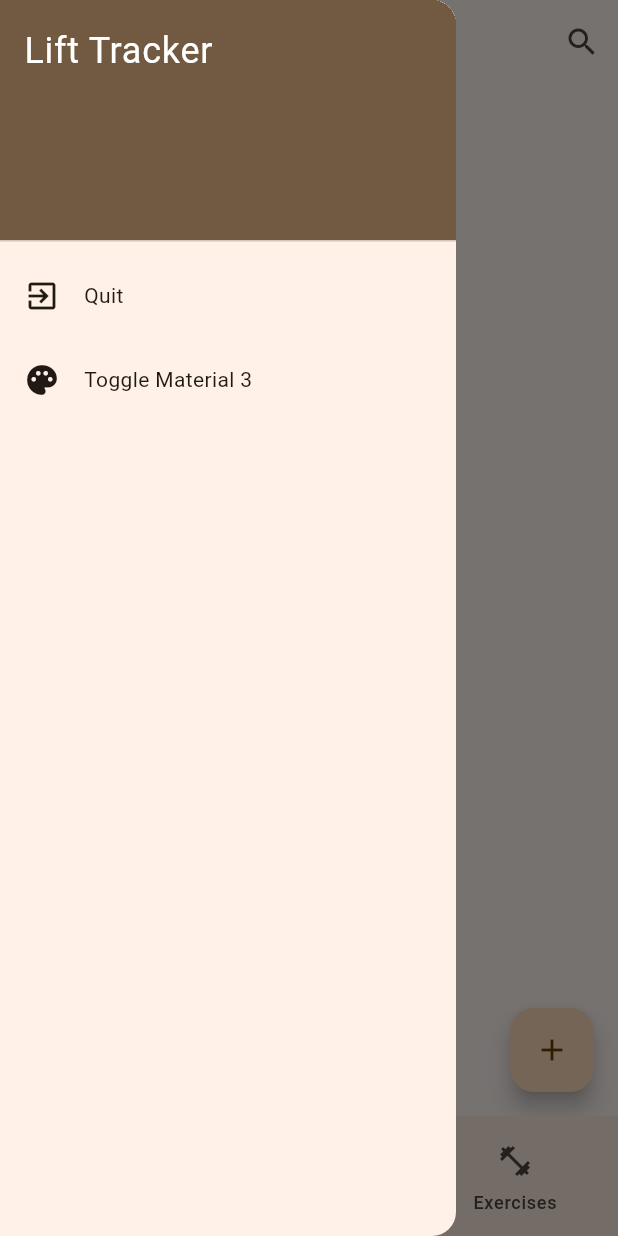
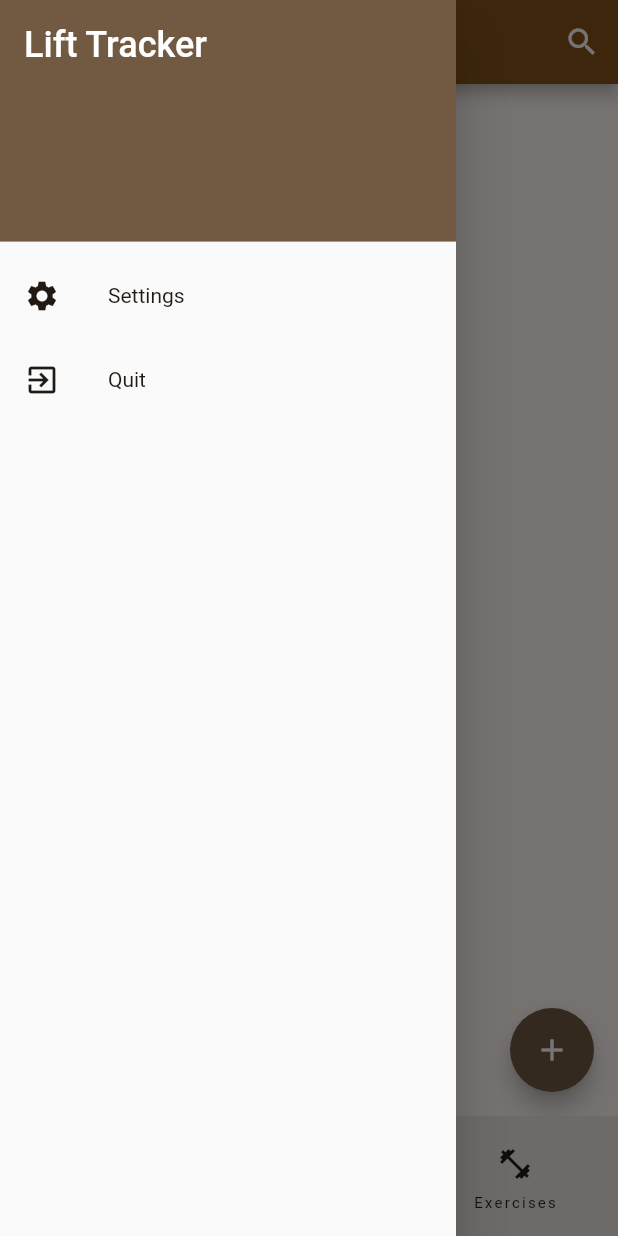
Before and after one commit to PeppeOsmio/lift_tracker, a Flutter app: the screen it shows after launch, with the side drawer open, on a phone screen of 412 x 824 dp. Run offline on Flutter 3.47's test engine with Material 2 defaults, Android fonts, the phone set to English and light mode, and no system bars; drawn by our look-alikes of dynamic_color; our stand-ins replace file_picker, fl_chart, flutter_colorpicker, flutter_riverpod, fluttericon, fluttertoast and 4 more; missing offline and left inert: curved_animation_controller, restart_app; accounts and stored records are empty; project files that could hold a hidden picture were left out.

Commit message:
added ui theming settings

```diff
--- a/lib/android_ui/app/app.dart
+++ b/lib/android_ui/app/app.dart
@@ -45,13 +45,7 @@ class _AppState extends ConsumerState<App> {
       },
       child: Scaffold(
           key: mainScaffoldKey,
-          drawer: CustomDrawer(toggleMaterialCallback: () {
-            UIUtilities.useMaterial3 = !UIUtilities.useMaterial3;
-            Navigator.pushReplacement(context,
-                MaterialPageRoute(builder: (context) {
-              return Loading();
-            }));
-          }),
+          drawer: CustomDrawer(),
           body: Stack(
               children: pages.asMap().entries.map((mapEntry) {
             int index = mapEntry.key;
@@ -60,7 +54,7 @@ class _AppState extends ConsumerState<App> {
           }).toList()),
           bottomNavigationBar: BottomNavBar(
             index: pageIndex,
-            useMaterial3: widget.useMaterial3,
+            useMaterial3: UIUtilities.useMaterial3,
             navigationItems: [
               NavigationItem(
                   icon: Icon(Icons.timer),
--- a/lib/android_ui/loading.dart
+++ b/lib/android_ui/loading.dart
@@ -1,8 +1,12 @@
+import 'dart:developer';
+
 import 'package:dynamic_color/dynamic_color.dart';
+import 'package:flutter/foundation.dart';
 import 'package:flutter/material.dart';
 import 'package:flutter_localizations/flutter_localizations.dart';
 import 'package:flutter_riverpod/flutter_riverpod.dart';
 import 'package:lift_tracker/android_ui/app/app.dart';
+import 'package:lift_tracker/android_ui/settings/settings.dart';
 import 'package:lift_tracker/android_ui/uiutilities.dart';
 import 'package:lift_tracker/localizations.dart';
 
@@ -14,7 +18,10 @@ class Loading extends ConsumerStatefulWidget {
 }
 
 class _LoadingState extends ConsumerState<Loading> {
-  ColorScheme Function()? getColorScheme;
+  bool isThemeReady = false;
+  bool isFirstRun = true;
+  ThemeData? theme;
+  bool didSettingsChange = false;
 
   @override
   void initState() {
@@ -24,27 +31,50 @@ class _LoadingState extends ConsumerState<Loading> {
   @override
   Widget build(BuildContext context) {
     return DynamicColorBuilder(builder: ((lightDynamic, darkDynamic) {
+      Future.delayed(Duration.zero, () async {
+        if (Settings.instance.onSettingsUpdateListener == null) {
+          Settings.instance.onSettingsUpdateListener = (oldSettings) {
+            setState(() {
+              didSettingsChange = true;
+            });
+          };
+        }
+        await Settings.instance.getSettings();
         ColorScheme lightColorScheme;
         ColorScheme darkColorScheme;
 
-      if (lightDynamic != null && darkDynamic != null) {
+        if (lightDynamic != null &&
+            darkDynamic != null &&
+            Settings.instance.sharedPreferences!.getBool('useSystemPalette') !=
+                null &&
+            Settings.instance.sharedPreferences!.getBool('useSystemPalette')!) {
           lightColorScheme = lightDynamic.harmonized().copyWith();
           darkColorScheme = darkDynamic.harmonized().copyWith();
-      } else {
+        } else if (Settings.instance.sharedPreferences!.getInt('mainColor') ==
+            null) {
           lightColorScheme = ColorScheme.fromSeed(
               seedColor: Colors.orange, brightness: Brightness.light);
           darkColorScheme = ColorScheme.fromSeed(
               seedColor: Colors.orange, brightness: Brightness.dark);
+        } else {
+          lightColorScheme = ColorScheme.fromSeed(
+              seedColor: Color(
+                  Settings.instance.sharedPreferences!.getInt('mainColor')!),
+              brightness: Brightness.light);
+          darkColorScheme = ColorScheme.fromSeed(
+              seedColor: Color(
+                  Settings.instance.sharedPreferences!.getInt('mainColor')!),
+              brightness: Brightness.dark);
         }
-      bool useMaterial3 = lightDynamic != null && darkDynamic != null;
         lightColorScheme = lightColorScheme;
         ColorScheme colorScheme =
             (MediaQuery.of(context).platformBrightness == Brightness.dark
                 ? darkColorScheme
                 : lightColorScheme);
 
-      ThemeData theme = ThemeData(
-        useMaterial3: UIUtilities.useMaterial3,
+        theme = ThemeData(
+          useMaterial3:
+              Settings.instance.sharedPreferences!.getBool('useMaterial3'),
           colorScheme: colorScheme,
           scaffoldBackgroundColor: colorScheme.background,
           dialogBackgroundColor: colorScheme.surface,
@@ -53,8 +83,22 @@ class _LoadingState extends ConsumerState<Loading> {
               .popupMenuTheme
               .copyWith(color: colorScheme.surfaceVariant),
         );
+        if (isFirstRun || didSettingsChange) {
+          setState(() {
+            isThemeReady = true;
+            isFirstRun = false;
+            didSettingsChange = false;
+          });
+        }
+      });
 
-      return MaterialApp(
+      return !isThemeReady
+          ? SizedBox()
+          : AnimatedTheme(
+              data: theme!,
+              curve: Curves.decelerate,
+              duration: Duration(milliseconds: 300),
+              child: MaterialApp(
                 supportedLocales: const [
                   Locale('en', ''),
                   Locale('it', ''),
@@ -79,6 +123,7 @@ class _LoadingState extends ConsumerState<Loading> {
                 theme: theme,
                 home: App(useMaterial3: true),
                 debugShowCheckedModeBanner: false,
+              ),
             );
     }));
   }
--- /dev/null
+++ b/lib/android_ui/settings/settings.dart
@@ -0,0 +1,33 @@
+import 'dart:ui';
+
+import 'package:shared_preferences/shared_preferences.dart';
+
+class Settings {
+  static final instance = Settings._init();
+  Settings._init();
+
+  Function(SharedPreferences? oldSettings)? onSettingsUpdateListener;
+  SharedPreferences? sharedPreferences;
+
+  Future getSettings() async {
+    sharedPreferences = await SharedPreferences.getInstance();
+  }
+
+  Future setBool({required String key, required bool value}) async {
+    SharedPreferences? oldSettings = sharedPreferences;
+    await sharedPreferences!.setBool(key, value);
+    onSettingsUpdateListener?.call(oldSettings);
+  }
+
+  Future setInt({required String key, required int value}) async {
+    SharedPreferences? oldSettings = sharedPreferences;
+    await sharedPreferences!.setInt(key, value);
+    onSettingsUpdateListener?.call(oldSettings);
+  }
+
+  Future setString({required String key, required String value}) async {
+    SharedPreferences? oldSettings = sharedPreferences;
+    await sharedPreferences!.setString(key, value);
+    onSettingsUpdateListener?.call(oldSettings);
+  }
+}
--- a/lib/android_ui/workoutlist/workoutlist.dart
+++ b/lib/android_ui/workoutlist/workoutlist.dart
@@ -35,6 +35,7 @@ class _WorkoutListState extends ConsumerState<WorkoutList> {
   String searchString = '';
   FocusNode searchFocusNode = FocusNode();
   GlobalKey<AnimatedListState> animatedListKey = GlobalKey<AnimatedListState>();
+  bool toggleMenuAnimation = false;
 
   @override
   void initState() {
@@ -79,12 +80,17 @@ class _WorkoutListState extends ConsumerState<WorkoutList> {
                 resetAppBarAndOpenCards();
               });
             } else {
-              mainScaffoldKey.currentState!.openDrawer();
+              if (!isAppBarSelected) {
+                mainScaffoldKey.currentState!.openDrawer();
+              }
+              setState(() {
+                resetAppBarAndOpenCards();
+              });
             }
           },
           icon: CustomAnimatedIcon(
-              animatedIconData: AnimatedIcons.arrow_menu,
-              start: !isSearchBarActivated),
+              animatedIconData: AnimatedIcons.menu_arrow,
+              start: toggleMenuAnimation),
         ),
         actions: [
           AnimatedSize(
@@ -271,6 +277,7 @@ class _WorkoutListState extends ConsumerState<WorkoutList> {
 
   void resetAppBarAndOpenCards() {
     isAppBarSelected = false;
+    toggleMenuAnimation = false;
     isSearchBarActivated = false;
     searchString = '';
     searchController.text = '';
@@ -280,12 +287,14 @@ class _WorkoutListState extends ConsumerState<WorkoutList> {
   void openSearchBar() {
     setState(() {
       isSearchBarActivated = true;
+      toggleMenuAnimation = true;
       searchFocusNode.requestFocus();
     });
   }
 
   void selectWorkout(int index) {
     setState(() {
+      toggleMenuAnimation = true;
       openIndex = index;
       isAppBarSelected = true;
       isSearchBarActivated = false;
--- a/lib/android_ui/workouts/newworkout.dart
+++ b/lib/android_ui/workouts/newworkout.dart
@@ -226,7 +226,7 @@ class _NewWorkoutState extends ConsumerState<NewWorkout> {
           child: ListTile(
               leading: Icon(
                 Icons.add,
-                color: UIUtilities.getPrimaryColor(context),
+                color: Theme.of(context).colorScheme.primary,
               ),
               title: Text(
                 UIUtilities.loadTranslation(context, 'addExercise'),
--- a/pubspec.yaml
+++ b/pubspec.yaml
@@ -48,6 +48,8 @@ dependencies:
   file_picker: ^5.0.1
   restart_app: ^1.1.0+1
   dynamic_color: ^1.5.4
+  flutter_colorpicker: ^1.0.3
+  settings_ui: ^2.0.2
 
 dev_dependencies:
 
```
Also changed, not shown: lib/android_ui/app/customdrawer.dart (+21 -23 lines), lib/android_ui/exercises/exercises.dart (+6 -2 lines), lib/android_ui/history/history.dart (+12 -2 lines), lib/android_ui/settings/settingspage.dart (added, +128 -0 lines), pubspec.lock. Lines whose indentation alone changed are shown as unchanged.
